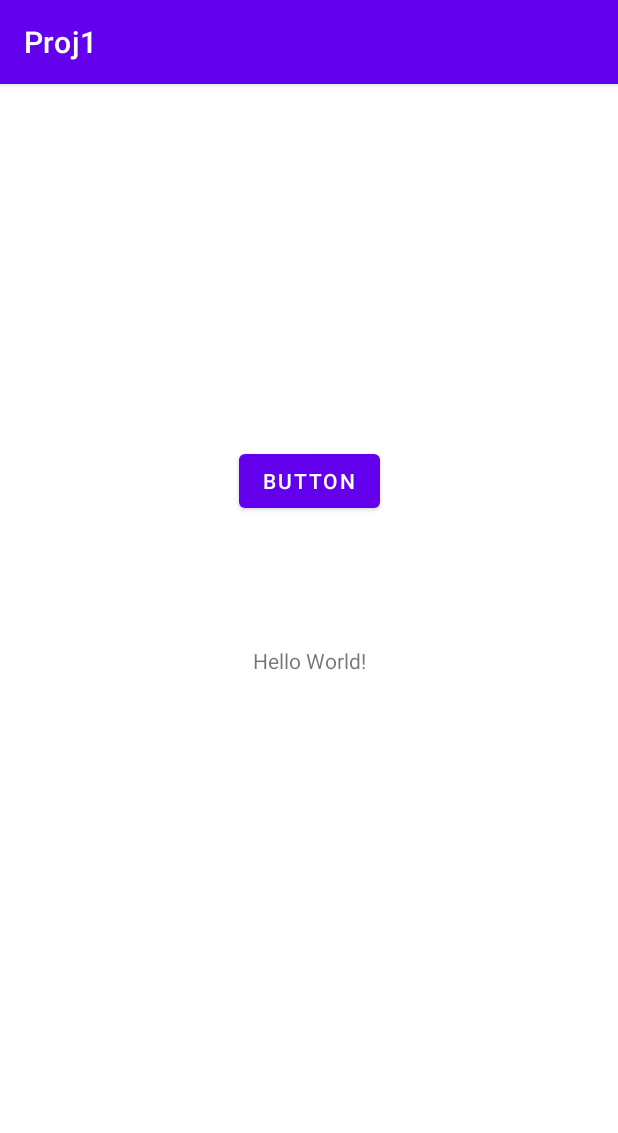
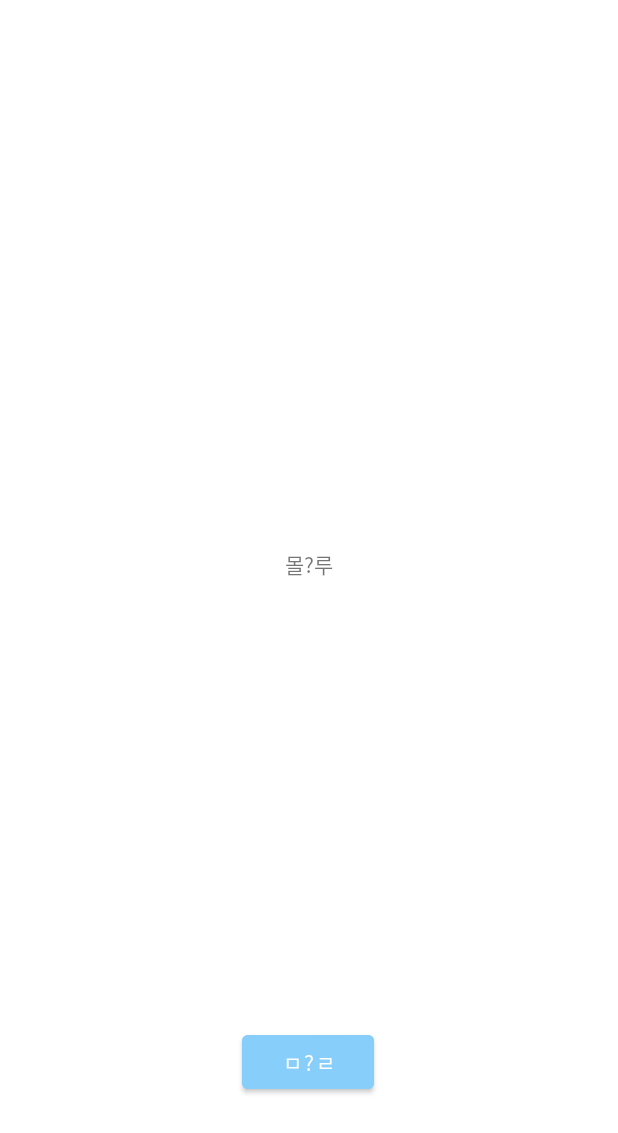
Before and after one commit to shyo21/CS496, an Android app: the screen it shows after launch (MainActivity), on a phone screen of 412 x 824 dp. Shown: the top 1133 px of the screen. Run offline under Robolectric (Android 15) with nearby library versions, the phone set to English and light mode, and no system bars.

Commit message:
feat : color change . 타이틀바 삭제, 상단바와 버튼 색상 변경 테스트 .

```diff
--- a/app/src/main/java/com/example/proj1/MainActivity.java
+++ b/app/src/main/java/com/example/proj1/MainActivity.java
@@ -1,8 +1,10 @@
 package com.example.proj1;
 
+import android.os.Bundle;
+import android.view.View;
+import android.widget.Toast;
+
 import androidx.appcompat.app.AppCompatActivity;
-
-import android.os.Bundle;
 
 public class MainActivity extends AppCompatActivity {
 
@@ -11,4 +13,9 @@ public class MainActivity extends AppCompatActivity {
         super.onCreate(savedInstanceState);
         setContentView(R.layout.activity_main);
     }
+
+    public void onButton1Clicked(View v) {
+        Toast.makeText(this, "아?루", Toast.LENGTH_LONG).show();
+    }
+
 }
--- a/app/src/main/res/layout/activity_main.xml
+++ b/app/src/main/res/layout/activity_main.xml
@@ -10,20 +10,24 @@
         android:id="@+id/textView2"
         android:layout_width="wrap_content"
         android:layout_height="wrap_content"
-        android:text="Hello World!"
+        android:text="몰?루"
         app:layout_constraintBottom_toBottomOf="parent"
         app:layout_constraintLeft_toLeftOf="parent"
         app:layout_constraintRight_toRightOf="parent"
-        app:layout_constraintTop_toTopOf="parent" />
+        app:layout_constraintTop_toTopOf="parent"
+        app:layout_constraintVertical_bias="0.455" />
 
     <Button
-        android:id="@+id/button2"
+        android:id="@+id/button"
         android:layout_width="wrap_content"
         android:layout_height="wrap_content"
-        android:layout_marginBottom="86dp"
-        android:text="Button"
-        app:layout_constraintBottom_toTopOf="@+id/textView2"
+        android:layout_marginBottom="92dp"
+        android:backgroundTint="#87CEFA"
+        android:onClick="onButton1Clicked"
+        android:text="ㅁ?ㄹ"
+        app:layout_constraintBottom_toBottomOf="parent"
         app:layout_constraintEnd_toEndOf="parent"
+        app:layout_constraintHorizontal_bias="0.498"
         app:layout_constraintStart_toStartOf="parent" />
 
 </androidx.constraintlayout.widget.ConstraintLayout>
--- a/app/src/main/res/values/colors.xml
+++ b/app/src/main/res/values/colors.xml
@@ -7,4 +7,5 @@
     <color name="teal_700">#FF018786</color>
     <color name="black">#FF000000</color>
     <color name="white">#FFFFFFFF</color>
+    <color name="sky_blue">#87CEFA</color>
 </resources>
--- a/app/src/main/res/values/themes.xml
+++ b/app/src/main/res/values/themes.xml
@@ -2,8 +2,8 @@
     <!-- Base application theme. -->
     <style name="Theme.Proj1" parent="Theme.MaterialComponents.DayNight.DarkActionBar">
         <!-- Primary brand color. -->
-        <item name="colorPrimary">@color/purple_500</item>
-        <item name="colorPrimaryVariant">@color/purple_700</item>
+        <item name="colorPrimary">@color/sky_blue</item>
+        <item name="colorPrimaryVariant">@color/sky_blue</item>
         <item name="colorOnPrimary">@color/white</item>
         <!-- Secondary brand color. -->
         <item name="colorSecondary">@color/teal_200</item>
@@ -11,6 +11,9 @@
         <item name="colorOnSecondary">@color/black</item>
         <!-- Status bar color. -->
         <item name="android:statusBarColor" tools:targetApi="l">?attr/colorPrimaryVariant</item>
+        <!-- No Title Bar-->
+        <item name="windowActionBar">false</item>
+        <item name="windowNoTitle">true</item>
         <!-- Customize your theme here. -->
     </style>
 </resources>
```
